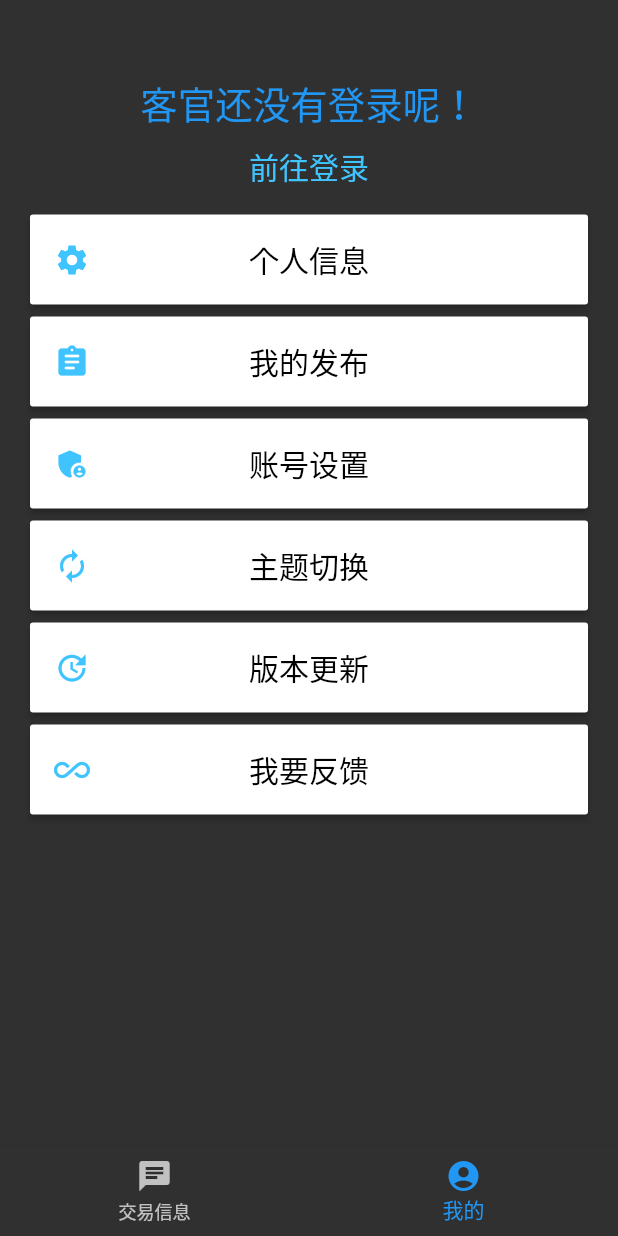
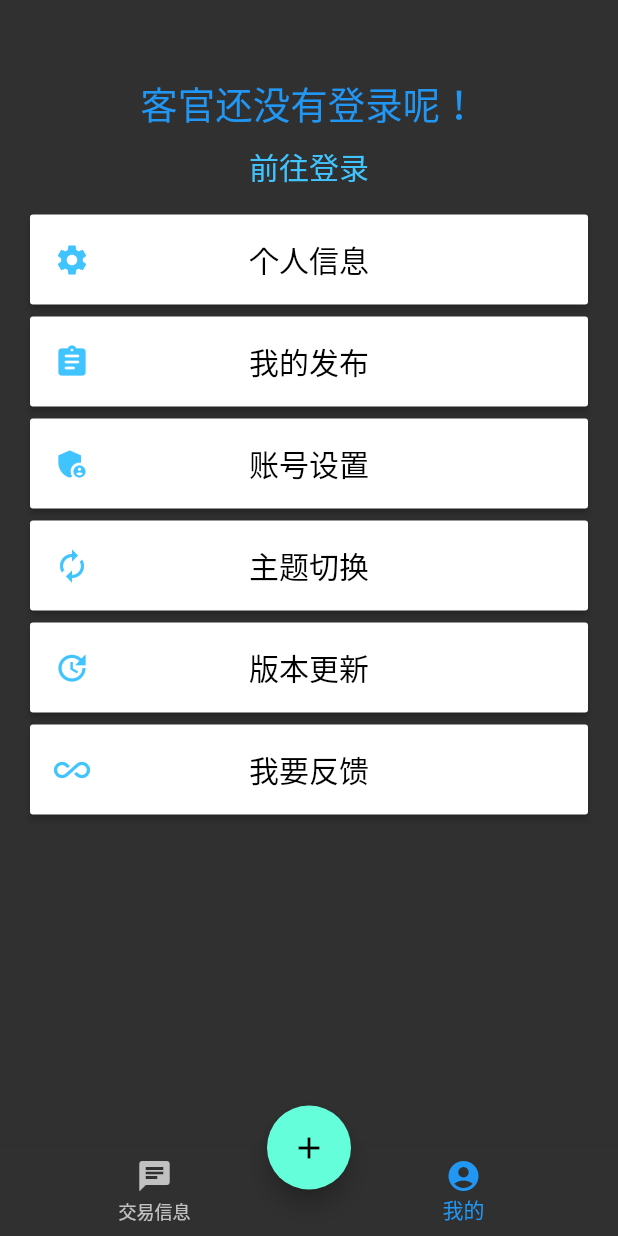
Before and after one commit to ZWN2001/WinterProject, a Flutter app: the screen it shows after launch, item 2 of the bottom bar chosen, on a phone screen of 412 x 824 dp. Run offline on Flutter 3.47's test engine with Material 2 defaults, Android fonts, the phone set to English and light mode, and no system bars; our stand-ins replace shared_preferences, toast; network calls fail.

```diff
--- a/lib/main.dart
+++ b/lib/main.dart
@@ -1,5 +1,6 @@
 import 'package:flutter/material.dart';
 import 'package:winter/addGoods.dart';
+import 'package:winter/tradeInfo.dart';
 import 'mine.dart';
 
 void main() => runApp(bottomNavigationBar());
@@ -33,7 +34,7 @@ class MyHomePage extends StatefulWidget {
 class MyHomePageState extends State<MyHomePage> {
   int selectedIndex = 0; //默认选中的界面索引
   final widgetOptions = [
-    Home(),
+    TradeInfo(),
     Mine(),
   ];
   @override
@@ -52,6 +53,11 @@ class MyHomePageState extends State<MyHomePage> {
         fixedColor: Colors.blue,
         onTap: onTapped,
       ),
+      floatingActionButton: FloatingActionButton(
+        child: Icon(Icons.add),
+        onPressed:(){ Navigator.push(navigationBarContext, MaterialPageRoute(builder: (context)=>AddGoods()));},
+      ),
+      floatingActionButtonLocation: FloatingActionButtonLocation.centerDocked,
     );
   }
 
@@ -67,8 +73,10 @@ class Home extends StatelessWidget{
    return Scaffold(
      body:Center(
        child:  FloatingActionButton(
+         child: Icon(Icons.add),
          onPressed:(){ Navigator.push(navigationBarContext, MaterialPageRoute(builder: (context)=>AddGoods()));},
        ),
+
      )
    );
   }
--- a/lib/tradeInfo.dart
+++ b/lib/tradeInfo.dart
@@ -8,6 +8,7 @@ class TradeInfo extends StatefulWidget {
 
 class TradeInfoState extends State<TradeInfo> with TickerProviderStateMixin{
 
+  //顶部导航栏的内容
   final List<Tab> productionTypes = <Tab>[
     Tab(text:"所有"),
     Tab(text: "数码产品"),
@@ -24,7 +25,6 @@ class TradeInfoState extends State<TradeInfo> with TickerProviderStateMixin{
     super.initState();
     _tabController = new TabController(length: 7, vsync: this);
   }
-
 
   @override
   Widget build(BuildContext context) {
```
Also changed, not shown: lib/GoodsTypePage/allGoods.dart (+8 -7 lines), pubspec.lock.
